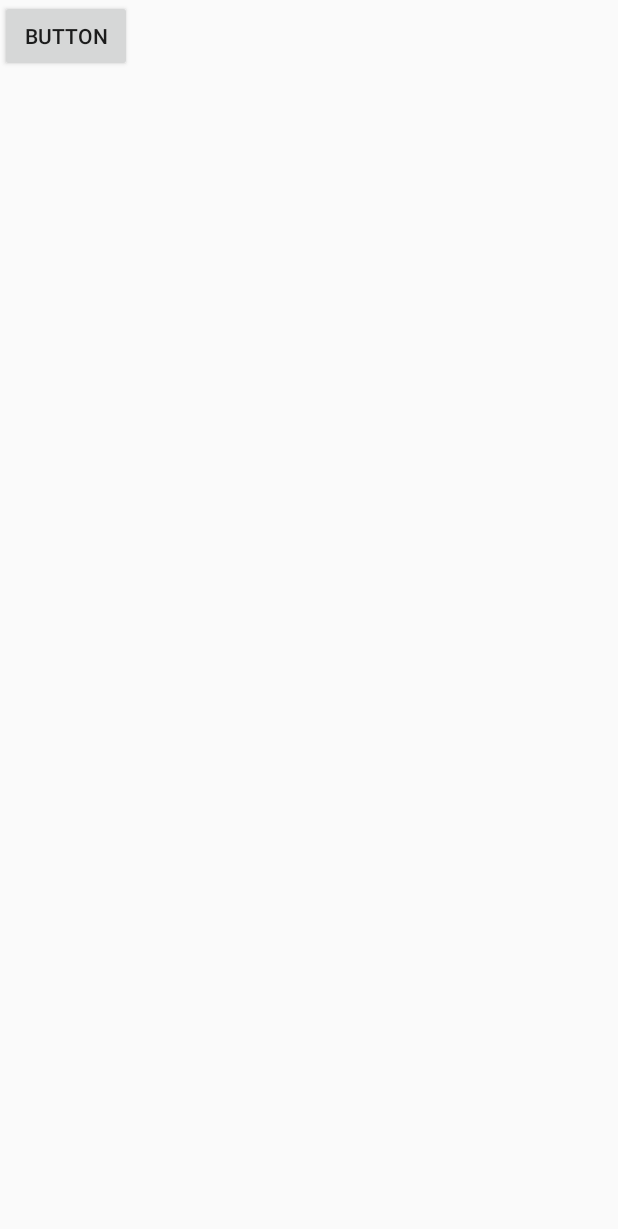
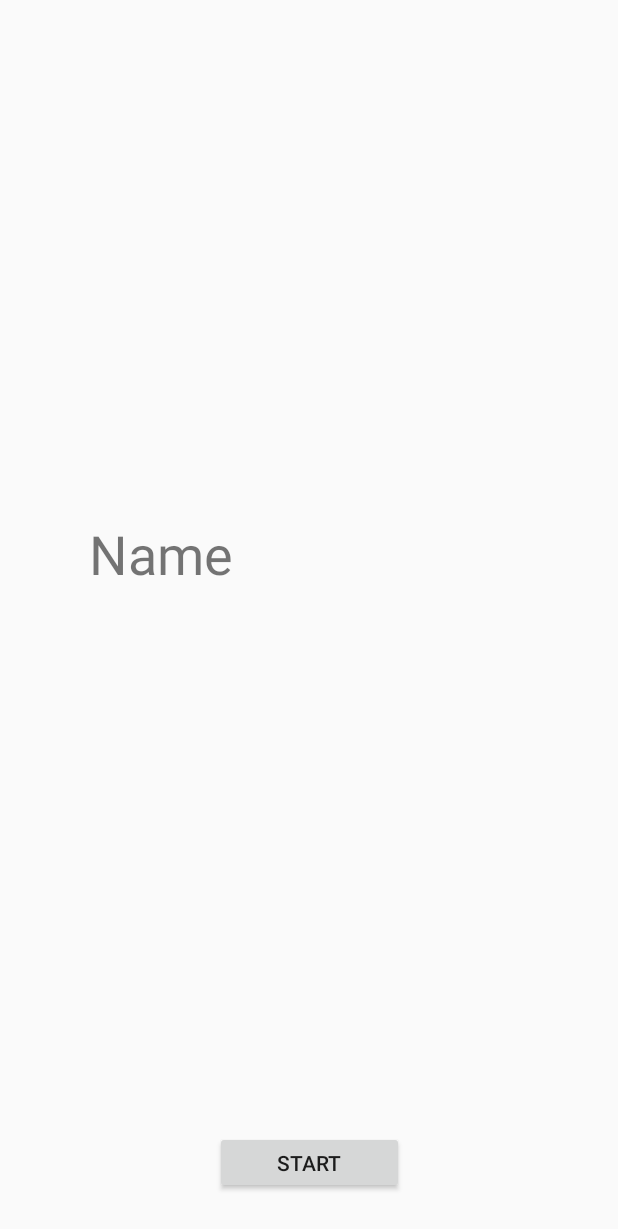
Before and after one commit to s-haya-123/voiceBattle, an Android app: the layout battle_layout.xml on its own in the app's theme, with its tools: preview values and no code run, on a phone screen of 412 x 824 dp. Shown: the top 1229 px of the screen. Run offline under Robolectric (Android 15) with nearby library versions, the phone set to English and light mode, and no system bars.

Commit message:
add viewer

```diff
--- a/app/src/main/res/layout/battle_layout.xml
+++ b/app/src/main/res/layout/battle_layout.xml
@@ -1,11 +1,38 @@
 <?xml version="1.0" encoding="utf-8"?>
 <android.support.constraint.ConstraintLayout
-    xmlns:android="http://schemas.android.com/apk/res/android" android:layout_width="match_parent"
+    xmlns:android="http://schemas.android.com/apk/res/android"
+    xmlns:app="http://schemas.android.com/apk/res-auto"
+    xmlns:tools="http://schemas.android.com/tools"
+    android:layout_width="match_parent"
     android:layout_height="match_parent">
 
     <Button
-        android:id="@+id/button"
-        android:layout_width="wrap_content"
-        android:layout_height="wrap_content"
-        android:text="Button" />
+        android:id="@+id/calculate_start"
+        android:layout_width="126dp"
+        android:layout_height="42dp"
+        android:layout_marginBottom="28dp"
+        android:layout_marginEnd="8dp"
+        android:layout_marginStart="8dp"
+        android:text="START"
+        app:layout_constraintBottom_toBottomOf="parent"
+        app:layout_constraintEnd_toEndOf="parent"
+        app:layout_constraintStart_toStartOf="parent" />
+
+    <TextView
+        android:id="@+id/editText"
+        android:layout_width="294dp"
+        android:layout_height="65dp"
+        android:layout_marginBottom="8dp"
+        android:layout_marginEnd="8dp"
+        android:layout_marginStart="8dp"
+        android:layout_marginTop="8dp"
+        android:ems="10"
+        android:inputType="textPersonName"
+        android:text="Name"
+        android:textSize="36sp"
+        app:layout_constraintBottom_toTopOf="@+id/calculate_start"
+        app:layout_constraintEnd_toEndOf="parent"
+        app:layout_constraintStart_toStartOf="parent"
+        app:layout_constraintTop_toTopOf="parent" />
+
 </android.support.constraint.ConstraintLayout>
```
Also changed, not shown: app/src/main/java/voicebattle/com/shaya/voicebattle/AudioSample.kt (+8 -2 lines), app/src/main/java/voicebattle/com/shaya/voicebattle/MainActivity.kt (+19 -18 lines).
